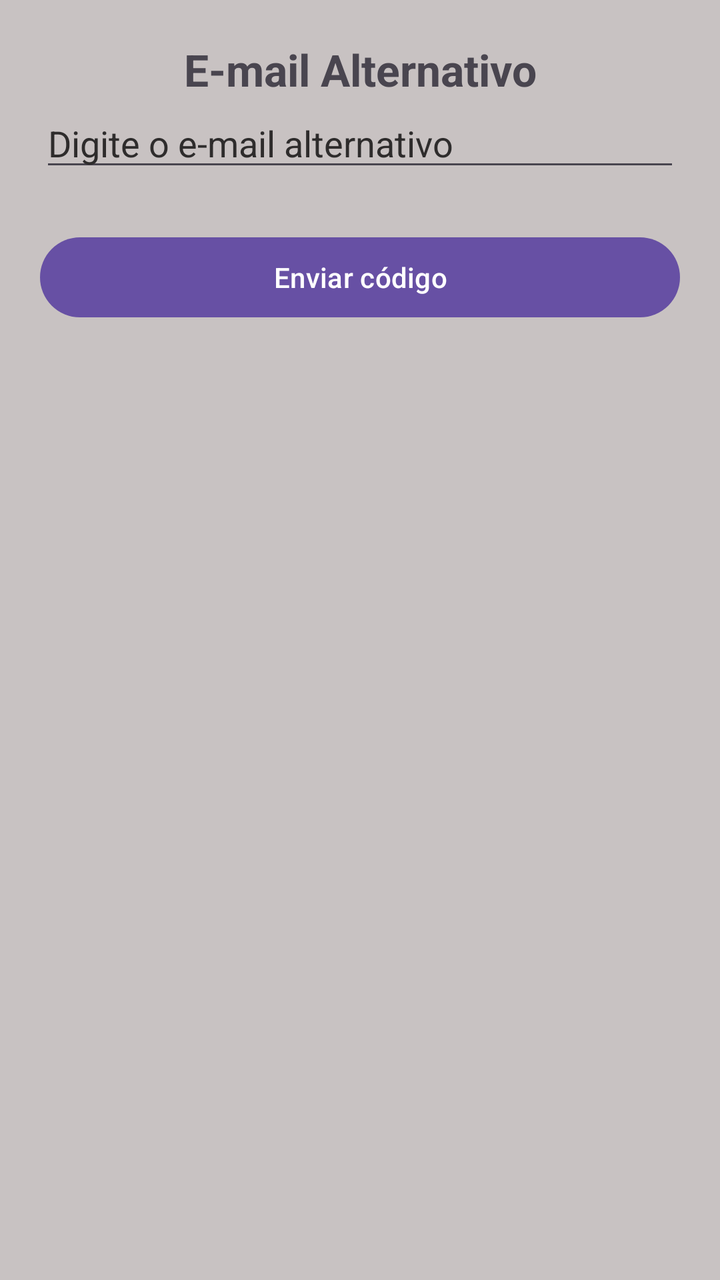
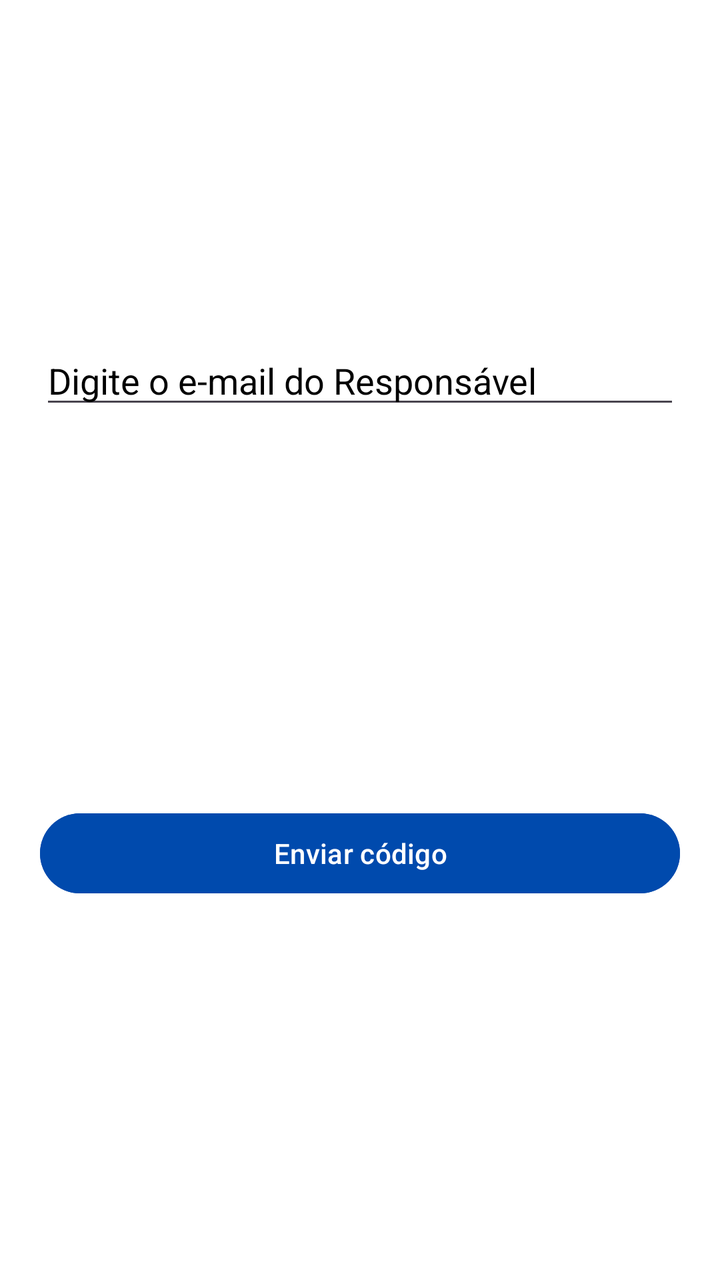

Compare the two renders of this Android layout. The source of the first and the diff that turns it into the second are given below.
<!-- AndroidManifest.xml: application theme Theme.App_PI2 -->
<!-- res/layout/fragment_cadastro_email_resp.xml -->
<?xml version="1.0" encoding="utf-8"?>
<androidx.constraintlayout.widget.ConstraintLayout
    xmlns:android="http://schemas.android.com/apk/res/android"
    xmlns:app="http://schemas.android.com/apk/res-auto"
    android:layout_width="match_parent"
    android:layout_height="wrap_content"
    android:background="#C8C2C2"
    android:padding="20dp">

    <TextView
        android:id="@+id/tv_titulo"
        android:layout_width="wrap_content"
        android:layout_height="wrap_content"
        android:text="E-mail Alternativo"
        android:textSize="22sp"
        android:textStyle="bold"
        android:layout_marginBottom="24dp"
        app:layout_constraintTop_toTopOf="parent"
        app:layout_constraintStart_toStartOf="parent"
        app:layout_constraintEnd_toEndOf="parent" />

    <EditText
        android:id="@+id/edit_email_alternativo"
        android:layout_width="0dp"
        android:layout_height="wrap_content"
        android:hint="Digite o e-mail alternativo"
        android:textColorHint="#2E2C2C"
        android:inputType="textEmailAddress"
        app:layout_constraintTop_toBottomOf="@id/tv_titulo"
        app:layout_constraintStart_toStartOf="parent"
        app:layout_constraintEnd_toEndOf="parent" />

    <Button
        android:id="@+id/btn_enviar_codigo"
        android:layout_width="0dp"
        android:layout_height="wrap_content"
        android:text="Enviar código"
        app:layout_constraintTop_toBottomOf="@id/edit_email_alternativo"
        app:layout_constraintStart_toStartOf="parent"
        app:layout_constraintEnd_toEndOf="parent"
        android:layout_marginTop="24dp" />

</androidx.constraintlayout.widget.ConstraintLayout>
<!-- resources referenced by this layout -->
<resources>
  <style name="Theme.App_PI2" parent="Base.Theme.App_PI2" />
  <style name="Base.Theme.App_PI2" parent="Theme.Material3.DayNight.NoActionBar">
          
          
      </style>
</resources>

<!-- the commit's change to res/layout/fragment_cadastro_email_resp.xml (unified diff, before → after) -->
@@ -4,40 +4,37 @@
     xmlns:app="http://schemas.android.com/apk/res-auto"
     android:layout_width="match_parent"
     android:layout_height="wrap_content"
-    android:background="#C8C2C2"
+    android:background="#FFFFFF"
     android:padding="20dp">
-
-    <TextView
-        android:id="@+id/tv_titulo"
-        android:layout_width="wrap_content"
-        android:layout_height="wrap_content"
-        android:text="E-mail Alternativo"
-        android:textSize="22sp"
-        android:textStyle="bold"
-        android:layout_marginBottom="24dp"
-        app:layout_constraintTop_toTopOf="parent"
-        app:layout_constraintStart_toStartOf="parent"
-        app:layout_constraintEnd_toEndOf="parent" />
 
     <EditText
         android:id="@+id/edit_email_alternativo"
-        android:layout_width="0dp"
+        android:layout_width="match_parent"
+        android:minWidth="700dp"
         android:layout_height="wrap_content"
-        android:hint="Digite o e-mail alternativo"
-        android:textColorHint="#2E2C2C"
+        android:hint="Digite o e-mail do Responsável"
         android:inputType="textEmailAddress"
-        app:layout_constraintTop_toBottomOf="@id/tv_titulo"
+        android:textColorHint="@color/black"
+        android:textColor="@color/black"
+        app:layout_constraintBottom_toBottomOf="parent"
+        app:layout_constraintEnd_toEndOf="parent"
+        app:layout_constraintHorizontal_bias="0.0"
         app:layout_constraintStart_toStartOf="parent"
-        app:layout_constraintEnd_toEndOf="parent" />
+        app:layout_constraintTop_toTopOf="parent"
+        app:layout_constraintVertical_bias="0.265" />
 
     <Button
         android:id="@+id/btn_enviar_codigo"
-        android:layout_width="0dp"
+        android:layout_width="match_parent"
+        android:minWidth="700dp"
         android:layout_height="wrap_content"
+        android:layout_marginTop="24dp"
         android:text="Enviar código"
-        app:layout_constraintTop_toBottomOf="@id/edit_email_alternativo"
+        android:backgroundTint="@color/cor_botao_primario"
+        android:textColor="@color/white"
+        app:layout_constraintBottom_toBottomOf="parent"
+        app:layout_constraintEnd_toEndOf="parent"
         app:layout_constraintStart_toStartOf="parent"
-        app:layout_constraintEnd_toEndOf="parent"
-        android:layout_marginTop="24dp" />
+        app:layout_constraintTop_toBottomOf="@id/edit_email_alternativo" />
 
 </androidx.constraintlayout.widget.ConstraintLayout>
<!-- resource entries referenced after the edit -->
@@ -1,5 +1,8 @@
 <!-- resources referenced by this layout -->
 <resources>
+  <color name="black">#FF000000</color>
+  <color name="cor_botao_primario">#004AAD</color>
+  <color name="white">#FFFFFFFF</color>
   <style name="Theme.App_PI2" parent="Base.Theme.App_PI2" />
   <style name="Base.Theme.App_PI2" parent="Theme.Material3.DayNight.NoActionBar">
           
